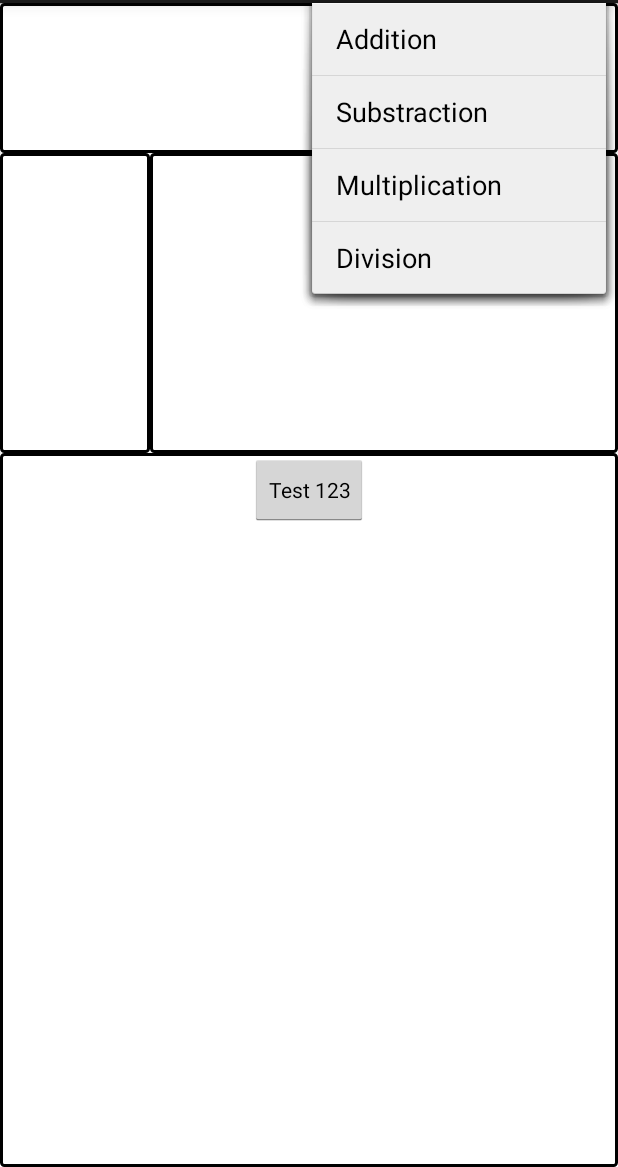
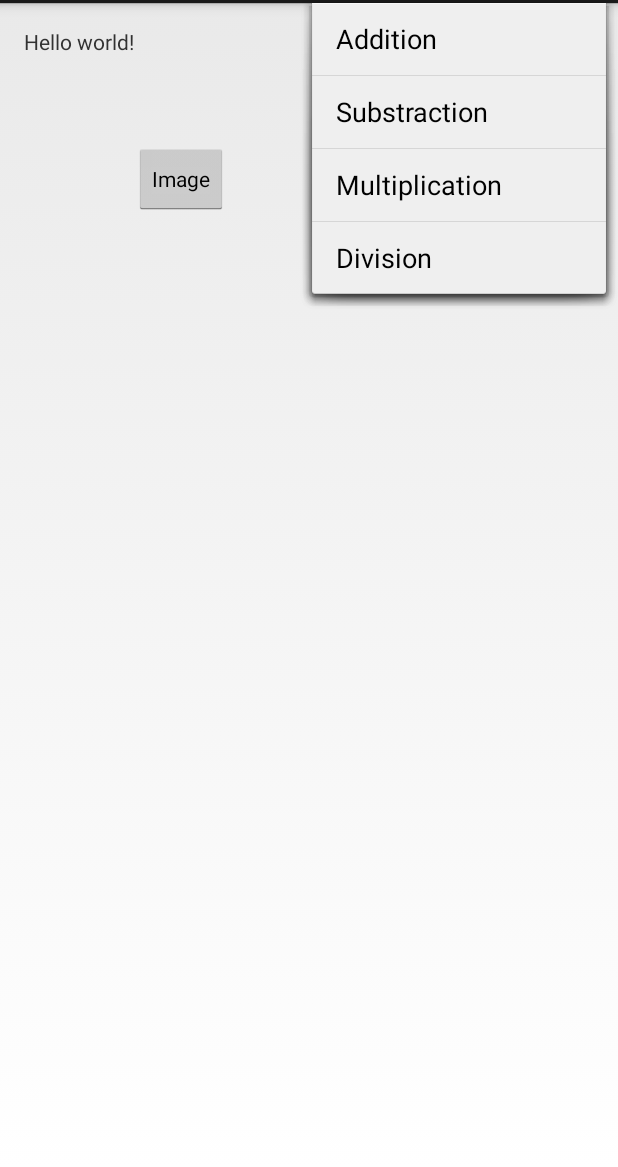
Before and after one commit to ChuckBolin/FlashReporting, an Android app: the screen it shows after launch (MainActivity), with the options menu open, on a phone screen of 412 x 824 dp, the part 69-1236 px from its top. Run offline under Robolectric (Android 15) with nearby library versions, the phone set to English and light mode, and no system bars.

Commit message:
Added image activity. Moved 4 fragments to image activity. Added single button to main activity. Generates toast.

```diff
--- a/app/src/main/AndroidManifest.xml
+++ b/app/src/main/AndroidManifest.xml
@@ -16,6 +16,10 @@
                 <category android:name="android.intent.category.LAUNCHER" />
             </intent-filter>
         </activity>
+        <activity
+            android:name=".ImageActivity"
+            android:label="@string/title_activity_image" >
+        </activity>
     </application>
 
 </manifest>
--- a/app/src/main/java/com/mush4brain/flashreporting/MainActivity.java
+++ b/app/src/main/java/com/mush4brain/flashreporting/MainActivity.java
@@ -2,30 +2,26 @@ package com.mush4brain.flashreporting;
 
 import android.app.ActionBar;
 import android.app.Activity;
-import android.app.Fragment;
-import android.app.FragmentTransaction;
 import android.content.pm.ActivityInfo;
 import android.os.Bundle;
-import android.view.LayoutInflater;
 import android.view.Menu;
 import android.view.MenuInflater;
 import android.view.MenuItem;
 import android.view.View;
-import android.view.ViewGroup;
 import android.widget.Button;
 import android.widget.Toast;
 
 import java.text.SimpleDateFormat;
 import java.util.Date;
+public class MainActivity extends Activity implements View.OnClickListener {
+  private String TAG = "MainActivity";
+  Button mButtonImage;
 
-
-public class MainActivity extends Activity {
-  private String TAG = "MainActivity";
-  FragmentTransaction ft = null;
-  FragTop fragTop = new FragTop();
-  FragBottom fragBottom = new FragBottom();
-  FragLeft fragLeft = new FragLeft();
-  FragRight fragRight = new FragRight();
+//  FragmentTransaction ft = null;
+//  FragTop fragTop = new FragTop();
+//  FragBottom fragBottom = new FragBottom();
+//  FragLeft fragLeft = new FragLeft();
+//  FragRight fragRight = new FragRight();
 
   @Override
   protected void onCreate(Bundle savedInstanceState) {
@@ -41,14 +37,23 @@ public class MainActivity extends Activity {
     String dateString = formatter.format(new Date());
     actionBar.setSubtitle( dateString);
 
+    mButtonImage = (Button)findViewById(R.id.buttonImageActivity);
+    mButtonImage.setOnClickListener(this);
+//    ft = getFragmentManager().beginTransaction();
+//    ft.add(R.id.container_top, fragTop);
+//    ft.add(R.id.container_left,  fragLeft);
+//    ft.add(R.id.container_right, fragRight);
+//    ft.add(R.id.container_bottom, fragBottom);
+//    ft.commit();
+  }
 
+  //buttonImageActivity
+//  @Override
+  public void onClick(View v){
+    if(v.getId() == R.id.buttonImageActivity){
+      Toast.makeText(this,"image",Toast.LENGTH_SHORT).show();
 
-    ft = getFragmentManager().beginTransaction();
-    ft.add(R.id.container_top, fragTop);
-    ft.add(R.id.container_left,  fragLeft);
-    ft.add(R.id.container_right, fragRight);
-    ft.add(R.id.container_bottom, fragBottom);
-    ft.commit();
+    }
   }
 
   //displays option menu
@@ -75,89 +80,86 @@ public class MainActivity extends Activity {
     }
   }
 
-  //top fragment
-  public static class FragTop extends Fragment implements View.OnClickListener {
-    public FragTop() {
-    }
+//  //************************************* FRAGMENT
+//  //top fragment
+//  public static class FragTop extends Fragment implements View.OnClickListener {
+//    public FragTop() {
+//    }
+//
+//    @Override
+//    public View onCreateView(LayoutInflater inflater, ViewGroup container,
+//                             Bundle savedInstanceState) {
+//      View rootView = inflater
+//              .inflate(R.layout.container_top, container, false);
+//      return rootView;
+//    }
+//
+//    @Override
+//    public void onClick(View v){
+//    }
+//  }
 
-    @Override
-    public View onCreateView(LayoutInflater inflater, ViewGroup container,
-                             Bundle savedInstanceState) {
-      View rootView = inflater
-              .inflate(R.layout.container_top, container, false);
-      return rootView;
-    }
-
-    @Override
-    public void onClick(View v){
-    }
-  }
-
-  //bottom fragment
-  public static class FragBottom extends Fragment implements View.OnClickListener {
-    public FragBottom() {
-    }
-
-
-    @Override
-    public View onCreateView(LayoutInflater inflater, ViewGroup container,
-                             Bundle savedInstanceState) {
-      View rootView = inflater
-              .inflate(R.layout.container_bottom, container, false);
-      Button button1 = (Button)rootView.findViewById(R.id.buttonTest);
-      button1.setOnClickListener(this);
-      return rootView;
-    }
-
-//    public void testButtonClick() {
-//      Toast.makeText(getActivity(), "Button test2", Toast.LENGTH_SHORT);
+//  //************************************* FRAGMENT
+//  //bottom fragment
+//  public static class FragBottom extends Fragment implements View.OnClickListener {
+//    public FragBottom() {
 //    }
-    @Override
-    public void onClick(View v){
-      if (v.getId() == R.id.buttonTest){
-        Toast.makeText(getActivity(), "Button test33", Toast.LENGTH_SHORT).show();
-
-
-      }
-//      Toast.makeText(getActivity(), "Button test", Toast.LENGTH_SHORT);
-    }
-
-
-  }
-
-  //left fragment
-  public static class FragLeft extends Fragment implements View.OnClickListener {
-    public FragLeft() {
-    }
-
-    @Override
-    public View onCreateView(LayoutInflater inflater, ViewGroup container,
-                             Bundle savedInstanceState) {
-      View rootView = inflater
-              .inflate(R.layout.container_left, container, false);
-      return rootView;
-    }
-
-    @Override
-    public void onClick(View v){
-    }
-  }
-
-  //right fragment
-  public static class FragRight extends Fragment implements View.OnClickListener {
-    public FragRight() {
-    }
-
-    @Override
-    public View onCreateView(LayoutInflater inflater, ViewGroup container,
-                             Bundle savedInstanceState) {
-      View rootView = inflater
-              .inflate(R.layout.container_right, container, false);
-      return rootView;
-    }
-
-    @Override
-    public void onClick(View v){
-    }
-  }
+//
+//
+//    @Override
+//    public View onCreateView(LayoutInflater inflater, ViewGroup container,
+//                             Bundle savedInstanceState) {
+//      View rootView = inflater
+//              .inflate(R.layout.container_bottom, container, false);
+//      Button button1 = (Button)rootView.findViewById(R.id.buttonTest);
+//      button1.setOnClickListener(this);
+//      return rootView;
+//    }
+//
+//    @Override
+//    public void onClick(View v){
+//      if (v.getId() == R.id.buttonTest){
+//        Toast.makeText(getActivity(), "Button test33", Toast.LENGTH_SHORT).show();
+//      }
+//    }
+//  }
+//
+//  //************************************* FRAGMENT
+//  //left fragment
+//  public static class FragLeft extends Fragment implements View.OnClickListener{
+//
+//    public FragLeft() {
+//    }
+//
+//    @Override
+//    public View onCreateView(LayoutInflater inflater, ViewGroup container,
+//                             Bundle savedInstanceState) {
+//      View rootView = inflater
+//              .inflate(R.layout.container_left, container, false);
+//      return rootView;
+//    }
+//
+//    @Override
+//    public void onClick(View v){
+//    }
+//  }
+//
+//  //************************************* FRAGMENT
+//  //right fragment
+//  public static class FragRight extends Fragment implements View.OnClickListener {
+//    public FragRight() {
+//    }
+//
+//    @Override
+//    public View onCreateView(LayoutInflater inflater, ViewGroup container,
+//                             Bundle savedInstanceState) {
+//      View rootView = inflater
+//              .inflate(R.layout.container_right, container, false);
+//      return rootView;
+//    }
+//
+//    @Override
+//    public void onClick(View v){
+//    }
+//  }
 }
--- a/app/src/main/res/layout/activity_main.xml
+++ b/app/src/main/res/layout/activity_main.xml
@@ -1,41 +1,30 @@
+
 <RelativeLayout xmlns:android="http://schemas.android.com/apk/res/android"
                 xmlns:tools="http://schemas.android.com/tools"
-                android:layout_width="fill_parent"
-                android:layout_height="fill_parent"
-                tools:context=".MainActivity">
+                android:layout_width="match_parent"
+                android:layout_height="match_parent"
+                android:paddingLeft="@dimen/activity_horizontal_margin"
+                android:paddingRight="@dimen/activity_horizontal_margin"
+                android:paddingTop="@dimen/activity_vertical_margin"
+                android:paddingBottom="@dimen/activity_vertical_margin"
+                tools:context="com.mush4brain.flashreporting.ImageActivity"
+               >
 
-    <FrameLayout
-        android:id="@+id/container_top"
-        android:layout_width="fill_parent"
-        android:layout_height="100dp"
-        android:layout_alignParentLeft="true"
-        android:layout_alignParentTop="true"
-         >
-    </FrameLayout>
-    <FrameLayout
-        android:id="@+id/container_left"
-        android:layout_width="100dp"
-        android:layout_height="200dp"
-        android:layout_alignParentLeft="true"
-        android:layout_below="@id/container_top"
-         >
-    </FrameLayout>
-    <FrameLayout
-        android:id="@+id/container_right"
+<TextView
+    android:text="@string/hello_world"
+    android:layout_width="wrap_content"
+    android:layout_height="wrap_content"
+    android:id="@+id/textView"/>
+
+    <Button
+        style="?android:attr/buttonStyleSmall"
         android:layout_width="wrap_content"
-        android:layout_height="200dp"
-        android:layout_alignParentRight="true"
-        android:layout_alignRight="@id/container_left"
-        android:layout_below="@id/container_top"
-        android:layout_toEndOf="@id/container_left"
-         >
-    </FrameLayout>
-    <FrameLayout
-        android:id="@+id/container_bottom"
-        android:layout_width="match_parent"
-        android:layout_height="100dp"
-        android:layout_alignParentBottom="true"
-        android:layout_alignParentLeft="true"
-        android:layout_below="@+id/container_left">
-    </FrameLayout>
+        android:layout_height="wrap_content"
+        android:text="@string/buttonImageActivity"
+        android:id="@+id/buttonImageActivity"
+        android:layout_below="@+id/textView"
+        android:layout_toRightOf="@+id/textView"
+        android:layout_toEndOf="@+id/textView"
+        android:layout_marginTop="58dp"/>
+
 </RelativeLayout>
--- a/app/src/main/res/values/strings.xml
+++ b/app/src/main/res/values/strings.xml
@@ -5,10 +5,11 @@
     <string name="hello_world">Hello world!</string>
     <string name="action_settings">Settings</string>
     <string name="buttonTest">Test 123</string>
+    <string name="buttonImageActivity">Image</string>
     <string name="menu_add">Addition</string>
     <string name="menu_sub">Substraction</string>
     <string name="menu_mul">Multiplication</string>
     <string name="menu_div">Division</string>
-
+    <string name="title_activity_image">ImageActivity</string>
 
 </resources>
```
Also changed, not shown: app/src/main/java/com/mush4brain/flashreporting/ImageActivity.java (added, +159 -0 lines), app/src/main/res/layout/activity_image.xml (added, +41 -0 lines), app/src/main/res/menu/image.xml (added, +8 -0 lines).
